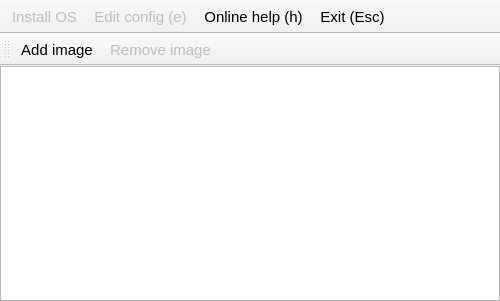
raspberrypi/noobs, file recovery/mainwindow.ui: the form before one commit.
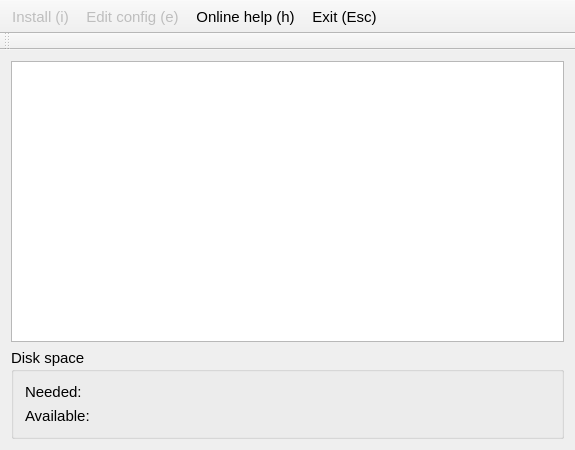
The form after the commit. Icons and pictures are not drawn.

Commit message: - Added support for multiple OSes to be simultaneously installed. - Added new boot selection screen - Added support for OS flavours - Added support for network installs - Added support for changing keyboard layout

```diff
--- a/recovery/mainwindow.ui
+++ b/recovery/mainwindow.ui
@@ -6,8 +6,8 @@
    <rect>
     <x>0</x>
     <y>0</y>
-    <width>500</width>
-    <height>301</height>
+    <width>575</width>
+    <height>450</height>
    </rect>
   </property>
   <property name="font">
@@ -18,15 +18,12 @@
   <property name="focusPolicy">
    <enum>Qt::NoFocus</enum>
   </property>
- <widget class="QWidget" name="centralWidget">
-  <property name="focusPolicy">
-   <enum>Qt::NoFocus</enum>
-  </property>
- <layout class="QHBoxLayout" name="horizontalLayout">
-    <property name="margin">
-     <number>0</number>
-    </property>
-    <item>
+  <widget class="QWidget" name="centralWidget">
+   <property name="focusPolicy">
+    <enum>Qt::NoFocus</enum>
+   </property>
+   <layout class="QGridLayout" name="gridLayout_2">
+    <item row="0" column="0">
      <widget class="QListWidget" name="list">
       <property name="font">
        <font>
@@ -38,6 +35,35 @@
       </property>
      </widget>
     </item>
+    <item row="1" column="0">
+     <widget class="QGroupBox" name="groupBox">
+      <property name="minimumSize">
+       <size>
+        <width>0</width>
+        <height>65</height>
+       </size>
+      </property>
+      <property name="title">
+       <string>Disk space</string>
+      </property>
+      <layout class="QGridLayout" name="gridLayout">
+       <item row="0" column="0">
+        <widget class="QLabel" name="neededLabel">
+         <property name="text">
+          <string>Needed:</string>
+         </property>
+        </widget>
+       </item>
+       <item row="1" column="0">
+        <widget class="QLabel" name="availableLabel">
+         <property name="text">
+          <string>Available:</string>
+         </property>
+        </widget>
+       </item>
+      </layout>
+     </widget>
+    </item>
    </layout>
   </widget>
   <widget class="QToolBar" name="mainToolBar">
@@ -49,12 +75,12 @@
    </property>
    <property name="iconSize">
     <size>
-     <width>22</width>
-     <height>22</height>
+     <width>40</width>
+     <height>40</height>
     </size>
    </property>
    <property name="toolButtonStyle">
-    <enum>Qt::ToolButtonTextBesideIcon</enum>
+    <enum>Qt::ToolButtonTextUnderIcon</enum>
    </property>
    <attribute name="toolBarArea">
     <enum>TopToolBarArea</enum>
@@ -68,11 +94,14 @@
    <addaction name="actionCancel"/>
   </widget>
   <widget class="QToolBar" name="advToolBar">
+   <property name="enabled">
+    <bool>true</bool>
+   </property>
    <property name="windowTitle">
     <string/>
    </property>
    <property name="toolButtonStyle">
-    <enum>Qt::ToolButtonTextBesideIcon</enum>
+    <enum>Qt::ToolButtonTextUnderIcon</enum>
    </property>
    <attribute name="toolBarArea">
     <enum>TopToolBarArea</enum>
@@ -80,8 +109,6 @@
    <attribute name="toolBarBreak">
     <bool>true</bool>
    </attribute>
-   <addaction name="actionAdd_image"/>
-   <addaction name="actionRemove_image"/>
   </widget>
   <action name="actionWrite_image_to_disk">
    <property name="enabled">
@@ -92,7 +119,7 @@
      <normaloff>:/icons/backups.png</normaloff>:/icons/backups.png</iconset>
    </property>
    <property name="text">
-    <string>Install OS</string>
+    <string>Install (i)</string>
    </property>
    <property name="toolTip">
     <string>Installs the selected operating system image onto this SD card.</string>
@@ -125,27 +152,6 @@
     <string>Advanced</string>
    </property>
   </action>
-  <action name="actionAdd_image">
-   <property name="icon">
-    <iconset resource="icons.qrc">
-     <normaloff>:/icons/add.png</normaloff>:/icons/add.png</iconset>
-   </property>
-   <property name="text">
-    <string>Add image</string>
-   </property>
-  </action>
-  <action name="actionRemove_image">
-   <property name="enabled">
-    <bool>false</bool>
-   </property>
-   <property name="icon">
-    <iconset resource="icons.qrc">
-     <normaloff>:/icons/delete.png</normaloff>:/icons/delete.png</iconset>
-   </property>
-   <property name="text">
-    <string>Remove image</string>
-   </property>
-  </action>
   <action name="actionEdit_config">
    <property name="enabled">
     <bool>false</bool>
```
Left out of the diff: 13 changed lines with no effect on the pictures. The commit also changes 175 other files.
